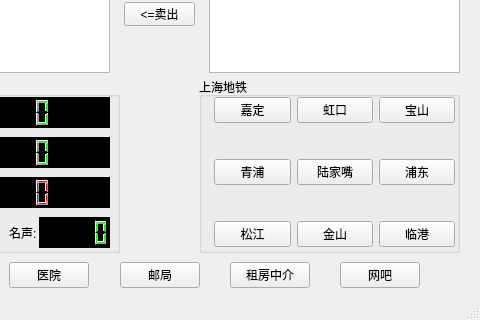
The window that mainwindow.ui (wwwxyz123/shanghaifusheng) describes before a commit, drawn with Qt 5; both pictures show x 151 to 631 and y 141 to 461 of the 631 by 461 pixel window.
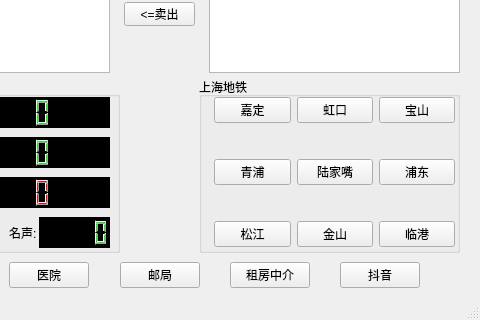
The same window after the commit.

Patch:
```diff
--- a/mainwindow.ui
+++ b/mainwindow.ui
@@ -133,7 +133,7 @@
      <item>
       <widget class="QPushButton" name="pushButton_5">
        <property name="text">
-        <string>网吧</string>
+        <string>抖音</string>
        </property>
       </widget>
      </item>
```
Left out of the diff: 4 changed lines with no effect on the pictures.
